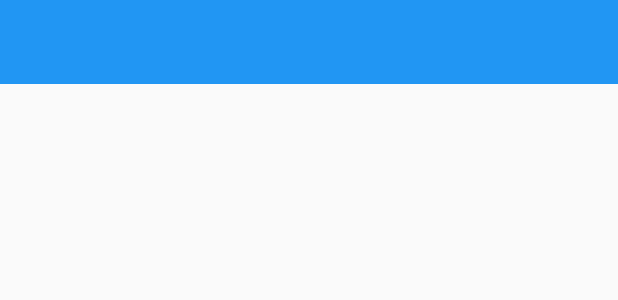
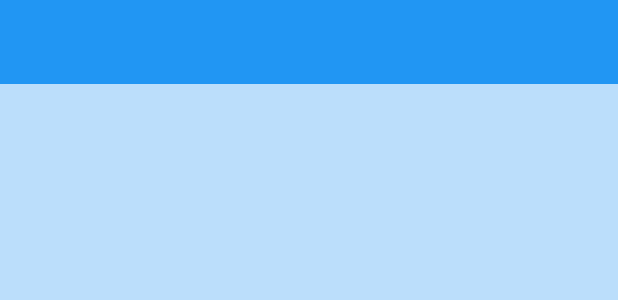
Before and after one commit to OlegTarashkevich/Learning, an Android app: the layout layout_toolbar.xml on its own in the app's theme, with its tools: preview values and no code run, on a phone screen of 412 x 824 dp. Shown: the top 300 px of the screen. Run offline under Robolectric (Android 15) with nearby library versions, the phone set to English and light mode, and no system bars.

Commit message:
updated app theme

```diff
--- a/app/src/main/AndroidManifest.xml
+++ b/app/src/main/AndroidManifest.xml
@@ -15,7 +15,9 @@
             android:theme="@style/AppTheme" tools:ignore="GoogleAppIndexingWarning">
 
         <activity android:name="com.prilaga.news.view.activity.MainActivity"
-                  android:label="Test">
+                  android:screenOrientation="portrait"
+                  android:theme="@style/AppTheme.NoActionBar"
+                  android:windowSoftInputMode="stateHidden">
             <intent-filter>
                 <action android:name="android.intent.action.MAIN"/>
 
--- a/app/src/main/res/layout/item_enum.xml
+++ b/app/src/main/res/layout/item_enum.xml
@@ -7,6 +7,7 @@
           android:paddingEnd="?android:attr/listPreferredItemPaddingEnd"
           android:paddingLeft="@dimen/l_size"
           android:paddingRight="@dimen/l_size"
+          android:textColor="@color/black"
           android:background="@color/color_accent"
           android:paddingStart="?android:attr/listPreferredItemPaddingStart"
           android:textAppearance="?android:attr/textAppearanceListItemSmall"
--- a/app/src/main/res/values/themes.xml
+++ b/app/src/main/res/values/themes.xml
@@ -1,11 +1,46 @@
-<resources>
+<resources xmlns:tools="http://schemas.android.com/tools">
 
-    <!-- Base application theme. -->
+<!-- Base application theme. -->
     <style name="AppTheme" parent="Theme.AppCompat.Light.DarkActionBar">
         <!-- Customize your theme here. -->
+        <item name="colorControlNormal">@color/primary</item>
+        <item name="colorControlActivated">@color/primary</item>
+        <item name="colorControlHighlight">@color/primary</item>
+
+        <item name="android:color">@color/primary</item>
+        <item name="android:colorBackground">@color/primary_light</item>
+
         <item name="colorPrimary">@color/primary</item>
         <item name="colorPrimaryDark">@color/primary_dark</item>
         <item name="colorAccent">@color/color_accent</item>
+
+        <!--<item name="android:textColor">@color/primary_text</item>-->
+        <!--<item name="android:editTextColor">@color/primary_text</item>-->
+
+        <!--change global color button-->
+        <item name="colorButtonNormal">@color/primary_light</item>
+
+        <item name="android:textColorHint">@color/hint_color</item>
+
+        <item name="android:textColorHighlight">@color/primary</item>
+        <!--<item name="textColorError">@color/red</item>-->
+        <item name="android:textColorLink">@color/green_dark</item>
+
+        <item name="autoCompleteTextViewStyle">@style/Auto</item>
+        <item name="android:autoCompleteTextViewStyle">@style/Auto</item>
+
+        <item name="android:textViewStyle">@style/Widget.TextView</item>
+
+        <item name="android:buttonStyle">@style/Widget.Button</item>
+        <item name="buttonStyle">@style/Widget.Button</item>
+
+        <item name="android:datePickerDialogTheme" tools:targetApi="lollipop">@style/Widget.DialogPicker</item>
+        <item name="android:timePickerDialogTheme" tools:targetApi="lollipop">@style/Widget.DialogPicker</item>
+    </style>
+
+    <style name="AppTheme.NoActionBar">
+        <item name="windowActionBar">false</item>
+        <item name="windowNoTitle">true</item>
     </style>
 
     <style name="AppTheme.PopupOverlay" parent="ThemeOverlay.AppCompat.Light"/>
```
Also changed, not shown: app/src/main/java/com/prilaga/news/view/activity/MainActivity.kt (+16 -0 lines).
